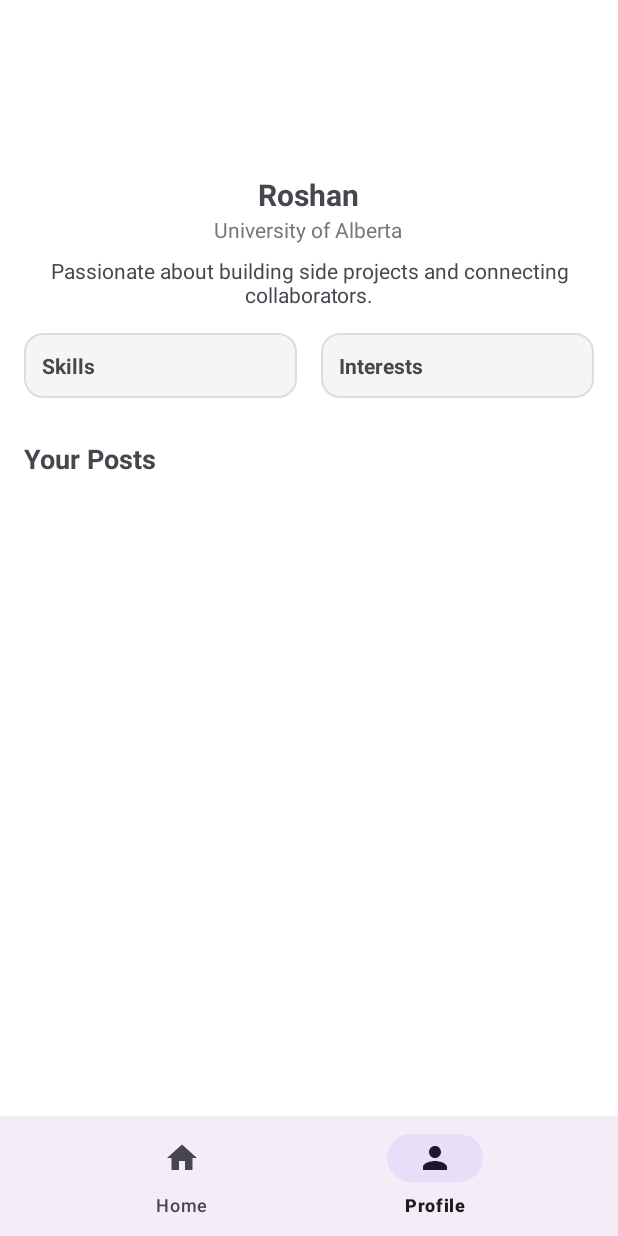
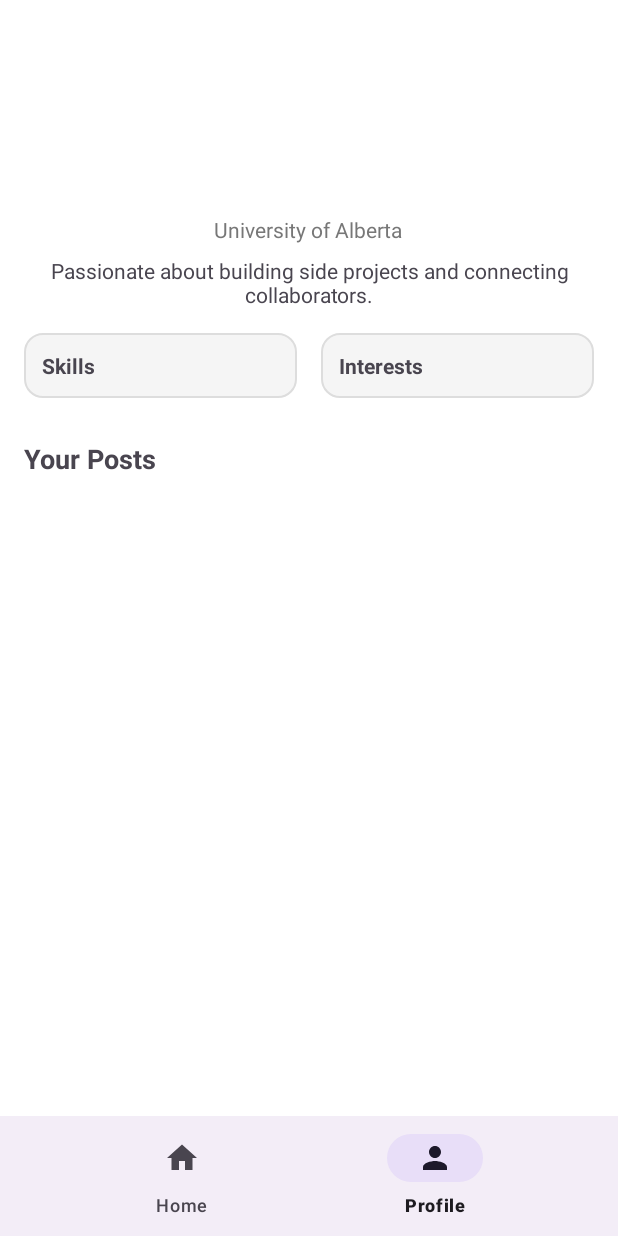
Before and after one commit to Roshan1299/DevSwipe, an Android app: the ProfileFragment screen opened through its navigation route, on a phone screen of 412 x 824 dp. Run offline under Robolectric (Android 15) with nearby library versions, the phone set to English and light mode, and no system bars; our stand-ins replace Firebase (no records; nobody signed in at launch, a user with empty details on screens opened directly), Picasso, navigation-ui; pictures from the network do not load.

Commit message:
fix: minor fix in profile fragment ui

```diff
--- a/code/app/src/main/res/layout/fragment_profile.xml
+++ b/code/app/src/main/res/layout/fragment_profile.xml
@@ -25,7 +25,6 @@
             android:id="@+id/profileName"
             android:layout_width="wrap_content"
             android:layout_height="wrap_content"
-            android:text="Roshan"
             android:textSize="20sp"
             android:textStyle="bold"
             android:layout_gravity="center" />
@@ -119,6 +118,9 @@
             android:id="@+id/userPostsRecyclerView"
             android:layout_width="match_parent"
             android:layout_height="wrap_content"
+            android:minHeight="100dp"
+            android:overScrollMode="never"
             android:nestedScrollingEnabled="false" />
+
     </LinearLayout>
 </ScrollView>
```
